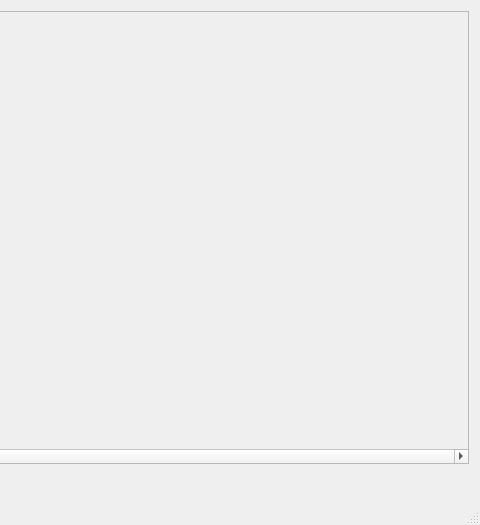
Qt form CompanyEditor/mainwindow.ui (imitatehappiness/QtCompanyEditor) before a commit; both pictures show x 447 to 927 and y 0 to 525 of the 927 by 525 pixel window.
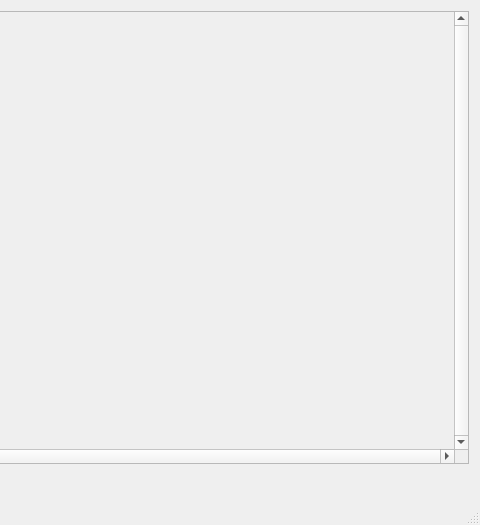
The same form after that commit.

The edit to the form file:
```diff
--- a/CompanyEditor/mainwindow.ui
+++ b/CompanyEditor/mainwindow.ui
@@ -38,11 +38,14 @@
     <item row="0" column="0" colspan="2">
      <widget class="QScrollArea" name="scrollArea">
       <property name="verticalScrollBarPolicy">
-       <enum>Qt::ScrollBarAsNeeded</enum>
+       <enum>Qt::ScrollBarAlwaysOn</enum>
       </property>
       <property name="horizontalScrollBarPolicy">
        <enum>Qt::ScrollBarAlwaysOn</enum>
       </property>
+      <property name="sizeAdjustPolicy">
+       <enum>QAbstractScrollArea::AdjustIgnored</enum>
+      </property>
       <property name="widgetResizable">
        <bool>true</bool>
       </property>
@@ -51,7 +54,7 @@
         <rect>
          <x>0</x>
          <y>0</y>
-         <width>907</width>
+         <width>893</width>
          <height>422</height>
         </rect>
        </property>
```
Left out of the diff: 2 changed lines with no effect on the pictures.
